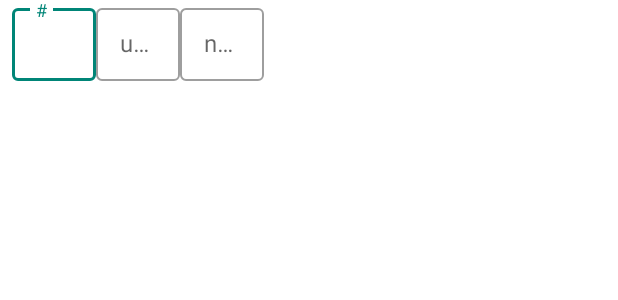
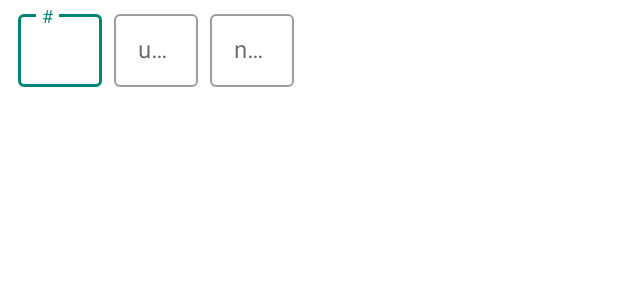
Before and after one commit to semartinez147/choppit, an Android app: the layout edit_ingredient_list_item.xml on its own in the app's theme, with its tools: preview values and no code run, on a phone screen of 412 x 824 dp. Shown: the top 300 px of the screen. Run offline under Robolectric (Android 15) with nearby library versions, the phone set to English and light mode, and no system bars.

Commit message:
Formatting changes.

```diff
--- a/app/src/main/java/edu/cnm/deepdive/choppit/controller/ui/editing/EditingFragment.java
+++ b/app/src/main/java/edu/cnm/deepdive/choppit/controller/ui/editing/EditingFragment.java
@@ -20,8 +20,8 @@ public class EditingFragment extends Fragment {
   private EditingViewModel editingViewModel;
 
   private Double[] measurement = {8.0, 12.0, 1.0, 1.0, 2.0, 8.0, 1.0, 1.0, 1.0, 1.5, 12.0};
-  private String[] unit = {"ounces", "ounces", "teaspoon", "teaspoon", "ounces", "ounces", null,
-      null, "ounce", "teaspoons", "ounces"};
+  private String[] unit = {"ounces", "ounces", "teaspoon", "teaspoon", "ounces", "ounces", "",
+      "", "ounce", "teaspoons", "ounces"};
   private String[] name = {"unsalted butter", "bread flour", "kosher salt", "baking soda",
       "granulated sugar", "light brown sugar", "large egg", "large egg yolk", "whole milk",
       "vanilla extract", "semisweet chocolate chips"};
--- a/app/src/main/res/layout/edit_ingredient_list_item.xml
+++ b/app/src/main/res/layout/edit_ingredient_list_item.xml
@@ -6,12 +6,14 @@
   xmlns:app="http://schemas.android.com/apk/res-auto"
   android:paddingHorizontal="8dp"
   android:orientation="horizontal"
-  android:layout_alignParentTop="true">
+  android:layout_alignParentTop="true"
+  android:showDividers="none">
 
   <com.google.android.material.textfield.TextInputLayout
     android:id="@+id/measurement_layout"
     android:layout_width="wrap_content"
     android:layout_height="wrap_content"
+    android:layout_margin="4dp"
     style="@style/Widget.MaterialComponents.TextInputLayout.OutlinedBox.Dense"
     app:hintEnabled="true"
     app:hintAnimationEnabled="true"
@@ -35,10 +37,11 @@
     android:id="@+id/unit_layout"
     android:layout_width="wrap_content"
     android:layout_height="wrap_content"
+    android:layout_margin="4dp"
     style="@style/Widget.MaterialComponents.TextInputLayout.OutlinedBox.Dense"
     app:hintEnabled="true"
     app:hintAnimationEnabled="true"
-    app:layout_constraintTop_toTopOf="parent"
+    app:layout_constraintTop_toTopOf="@id/measurement_layout"
     app:layout_constraintStart_toEndOf="@id/measurement_layout"
     app:layout_constraintEnd_toStartOf="@id/name_layout"
     app:layout_constraintHorizontal_chainStyle="packed">
@@ -48,7 +51,7 @@
       android:layout_height="wrap_content"
       android:hint="unit"
       android:inputType="text"
-      android:minEms="4"
+      android:minEms="6"
       android:maxLength="10"
       android:maxLines="1">
     </com.google.android.material.textfield.TextInputEditText>
@@ -56,15 +59,16 @@
 
   <com.google.android.material.textfield.TextInputLayout
     android:id="@+id/name_layout"
-    android:layout_width="wrap_content"
+    android:layout_width="match_parent"
     android:layout_height="wrap_content"
+    android:layout_margin="4dp"
     style="@style/Widget.MaterialComponents.TextInputLayout.OutlinedBox.Dense"
     app:hintEnabled="true"
     app:hintAnimationEnabled="true"
     app:layout_constraintTop_toTopOf="parent"
     app:layout_constraintStart_toEndOf="@id/unit_layout"
     app:layout_constraintEnd_toEndOf="parent"
-    app:layout_constraintHorizontal_chainStyle="packed">
+    app:layout_constraintHorizontal_chainStyle="spread">
     <com.google.android.material.textfield.TextInputEditText
       android:id="@+id/name"
       android:layout_width="wrap_content"
```
Also changed, not shown: app/src/main/res/layout/fragment_editing.xml (+14 -1 lines).
